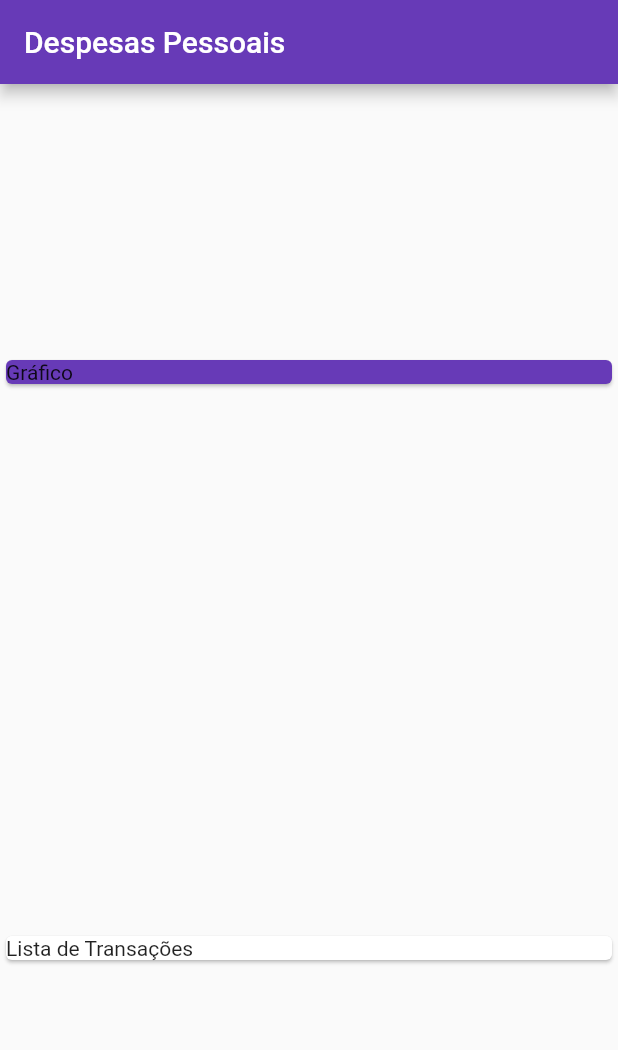
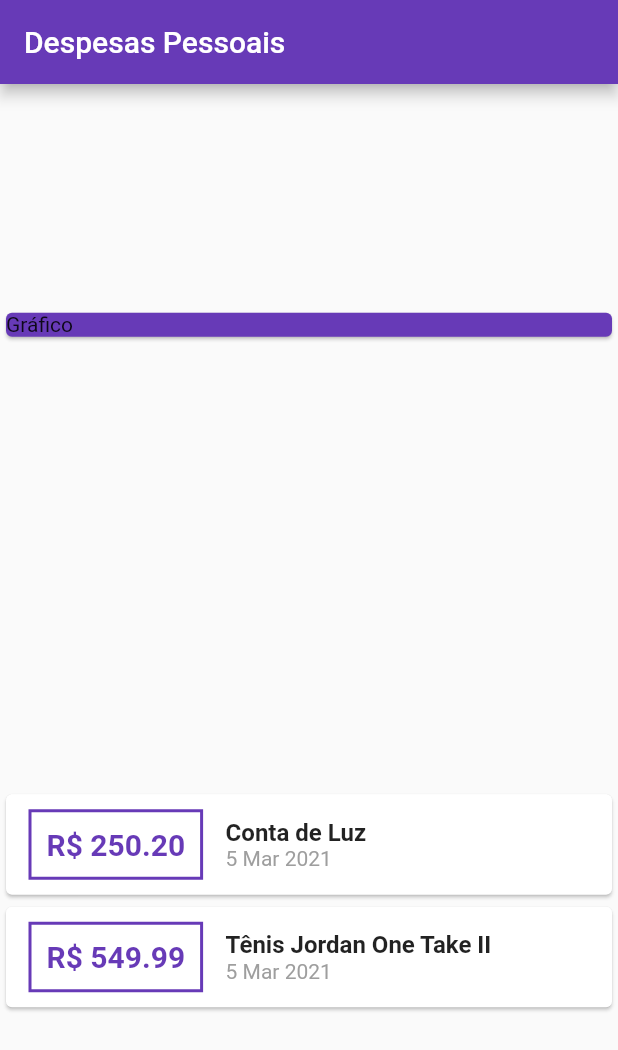
Before and after one commit to IkeSZ/expenses-app, a Flutter app: the screen it shows after launch, on a phone screen of 412 x 824 dp. Shown: the top 1050 px of the screen. Run offline on Flutter 3.47's test engine with Material 2 defaults, Android fonts, the phone set to English and light mode, and no system bars.

Commit message:
Updated Transaction Card component

```diff
--- a/lib/main.dart
+++ b/lib/main.dart
@@ -1,4 +1,5 @@
 import 'package:flutter/material.dart';
+import 'package:intl/intl.dart';
 
 // Models
 import './models/transactions.dart';
@@ -35,7 +36,43 @@ class MyHomePage extends StatelessWidget {
               child: Text('Gráfico'),
             ),
           ),
-          Card(child: Text('Lista de Transações')),
+
+          Column(
+            children: _transactions.map((transaction) {
+              return Card(
+                child: Row(
+                  children: <Widget>[
+                    Container(
+                      margin: EdgeInsets.symmetric(horizontal: 15, vertical: 10),
+                      padding: EdgeInsets.all(10),
+
+                      decoration: BoxDecoration(
+                        border: Border.all(
+                          color: Colors.deepPurple,
+
+                          width: 2,
+                        )
+                      ),
+
+                      child: Text(
+                        'R\$ ${transaction.value.toStringAsFixed(2)}',
+                        style: TextStyle(fontWeight: FontWeight.bold, fontSize: 20, color: Colors.deepPurple)
+                      ),
+                    ),
+
+                    Column(
+                      crossAxisAlignment: CrossAxisAlignment.start,
+
+                      children: [
+                        Text(transaction.title, style: TextStyle(fontWeight: FontWeight.bold, fontSize: 16)),
+                        Text(DateFormat('d MMM y').format(transaction.date), style: TextStyle(color: Colors.grey)),
+                      ],
+                    )
+                  ],
+                ),
+              );
+            }).toList(),
+          )
         ],
       ),
     );
--- a/pubspec.yaml
+++ b/pubspec.yaml
@@ -23,6 +23,7 @@ environment:
 dependencies:
   flutter:
     sdk: flutter
+  intl: ^0.16.1
 
 
   # The following adds the Cupertino Icons font to your application.
```
Also changed, not shown: pubspec.lock.
